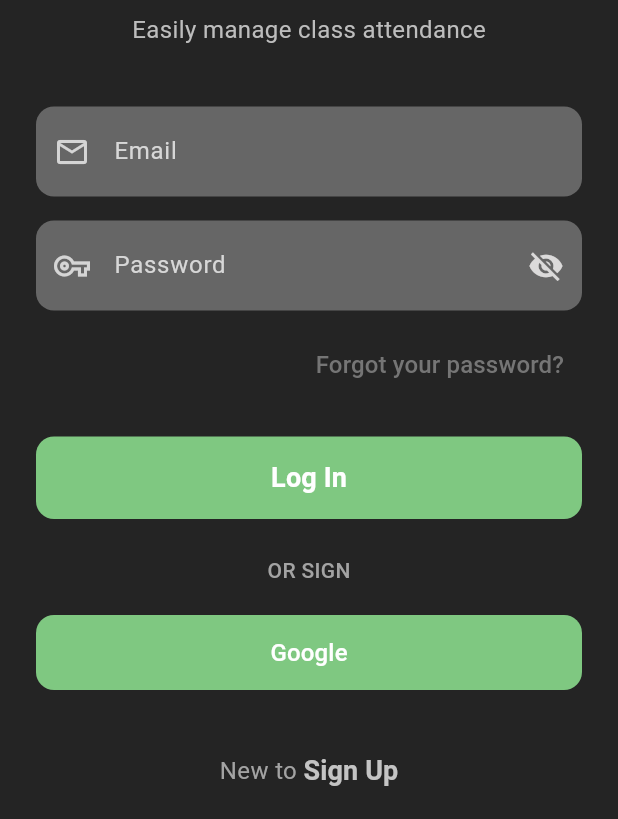
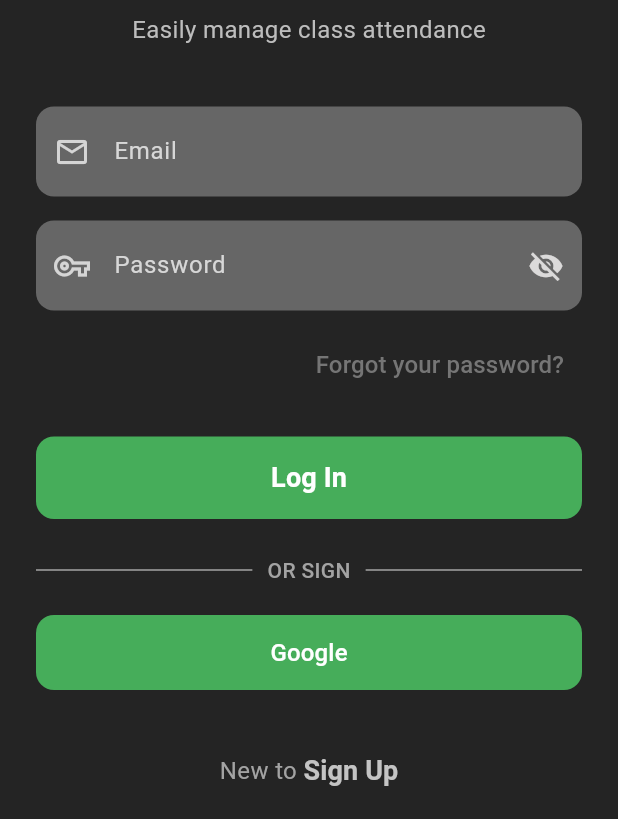
Before and after one commit to Alessandro-CC05/attendance_new, a Flutter app: the screen it shows after launch, on a phone screen of 412 x 824 dp, the part 417-1236 px from its top. Run offline on Flutter 3.47's test engine with Material 3 defaults, Android fonts, the light colour scheme and no system bars.

Commit message:
log in finito

```diff
--- a/lib/ui/pages/login_page.dart
+++ b/lib/ui/pages/login_page.dart
@@ -125,7 +125,7 @@ class _AttendanceLoginScreenState extends State<AttendanceLoginScreen> {
                       // Handle login
                     },
                     style: ElevatedButton.styleFrom(
-                      backgroundColor: Color.fromARGB(255, 127, 200, 129),
+                      backgroundColor: Color(0xFF46ad5a),
                       shape: RoundedRectangleBorder(
                         borderRadius: BorderRadius.circular(12),
                       ),
@@ -145,13 +145,32 @@ class _AttendanceLoginScreenState extends State<AttendanceLoginScreen> {
                 const SizedBox(height: 24),
 
                 // OR SIGN
-                Text(
-                  'OR SIGN',
-                  style: TextStyle(
-                    color: Color.fromARGB(255, 163, 163, 163),
-                    fontSize: 14,
-                    fontWeight: FontWeight.w500,
-                  ),
+                Row(
+                  children: [
+                    const Expanded(
+                      child: Divider(
+                        color: Color.fromARGB(255, 163, 163, 163), // Colore della linea
+                        thickness: 1, // Spessore della linea
+                      ),
+                    ),
+                    Padding(
+                      padding: const EdgeInsets.symmetric(horizontal: 10.0),
+                      child: Text(
+                        'OR SIGN',
+                        style: TextStyle(
+                          color: const Color.fromARGB(255, 163, 163, 163),
+                          fontSize: 14,
+                          fontWeight: FontWeight.w500,
+                        ),
+                      ),
+                    ),
+                    const Expanded(
+                      child: Divider(
+                        color: Color.fromARGB(255, 163, 163, 163), // Colore della linea
+                        thickness: 1,
+                      ),
+                    ),
+                  ],
                 ),
 
                 const SizedBox(height: 20),
@@ -258,7 +277,7 @@ class _AttendanceLoginScreenState extends State<AttendanceLoginScreen> {
       child: ElevatedButton(
         onPressed: onPressed,
         style: ElevatedButton.styleFrom(
-          backgroundColor: const Color.fromARGB(255, 127, 200, 129),
+          backgroundColor: const Color(0xFF46ad5a),
           shape: RoundedRectangleBorder(
             borderRadius: BorderRadius.circular(12),
           ),
```
Also changed, not shown: lib/readme.txt (added), 1 other file.
